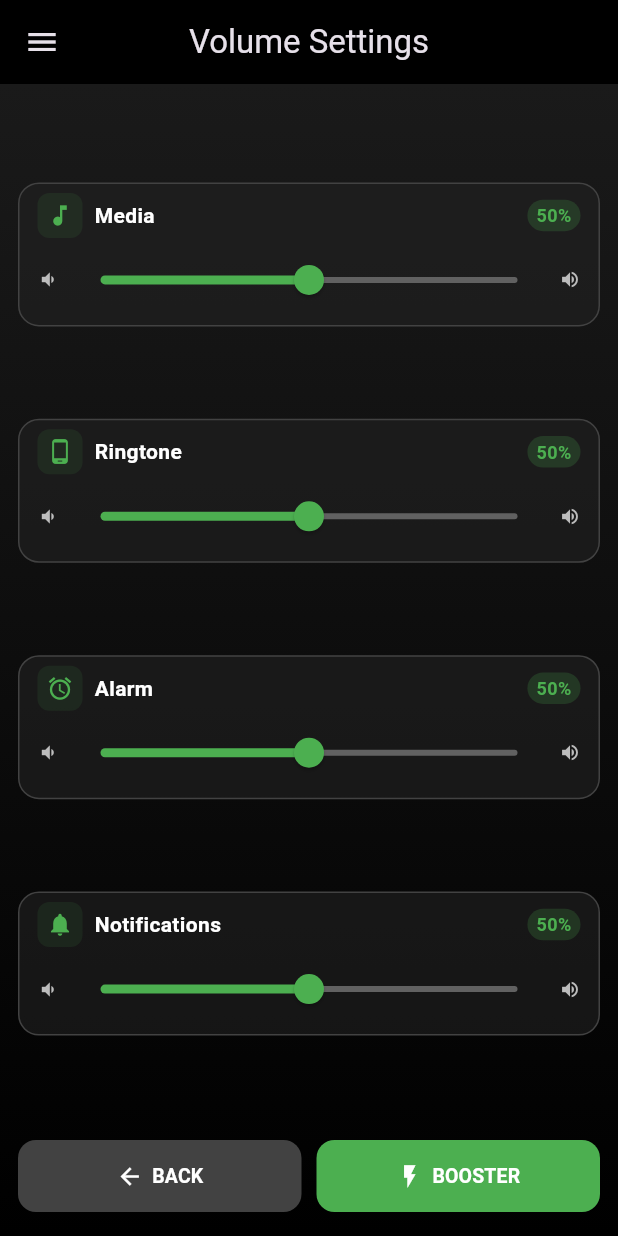
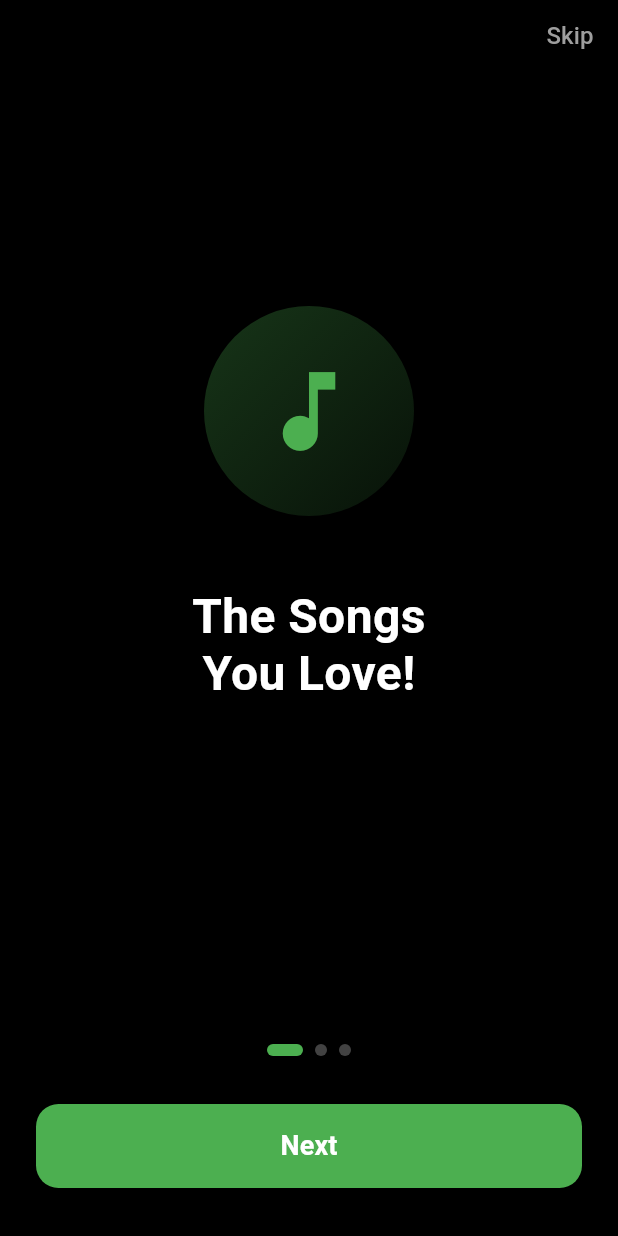
Before and after one commit to Sami-7772App/volume_booster_app, a Flutter app: the screen it shows after launch, on a phone screen of 412 x 824 dp. Run offline on Flutter 3.47's test engine with Material 3 defaults, Android fonts, the phone set to English and light mode, and no system bars; our stand-ins replace audioplayers, flutter_dotenv, get, get_storage, google_fonts, permission_handler and 2 more; missing offline and left inert: audio_session, flutter_volume_controller.

Commit message:
added Onboarding screen

```diff
--- a/lib/routes/app_page.dart
+++ b/lib/routes/app_page.dart
@@ -1,5 +1,6 @@
 
-// routes/app_page.dart
+
+// lib/routes/app_page.dart (Update with onboarding page)
 import 'package:get/get.dart';
 import 'package:volume_booster_fresh/bindings/booster_binding.dart';
 import 'package:volume_booster_fresh/bindings/settings_binding.dart';
@@ -9,14 +10,22 @@ import 'package:volume_booster_fresh/views/booster_screen.dart';
 import 'package:volume_booster_fresh/views/settings_screen.dart';
 import 'package:volume_booster_fresh/views/volume_settings_screen.dart';
 import 'package:volume_booster_fresh/views/help_screen.dart'; // FAQ screen
-import 'package:volume_booster_fresh/views/splash_screen.dart'; // Import Splash Screen
+import 'package:volume_booster_fresh/views/splash_screen.dart';
+import 'package:volume_booster_fresh/views/onboarding_screen.dart'; // Import Onboarding Screen
 
 class AppPages {
   static final pages = [
-    // Add Splash Screen as the first page
+    // Splash Screen as the first page
     GetPage(
       name: AppRoutes.splash,
       page: () => const SplashScreen(),
+      transition: Transition.fade,
+    ),
+
+    // Onboarding Screen (shown only on first launch)
+    GetPage(
+      name: AppRoutes.onboarding,
+      page: () => const OnboardingScreen(),
       transition: Transition.fade,
     ),
 
--- a/lib/routes/app_routes.dart
+++ b/lib/routes/app_routes.dart
@@ -1,5 +1,7 @@
+// lib/routes/app_routes.dart (Update with onboarding route)
 class AppRoutes {
   static const String splash = '/splash';
+  static const String onboarding = '/onboarding';
   static const String volumeSettings = '/';
   static const String booster = '/booster';
   static const String settings = '/settings';
--- /dev/null
+++ b/lib/views/onboarding_screen.dart
@@ -0,0 +1,222 @@
+// lib/views/onboarding_screen.dart
+import 'package:flutter/material.dart';
+import 'package:get/get.dart';
+import 'package:get_storage/get_storage.dart';
+import 'package:volume_booster_fresh/routes/app_routes.dart';
+
+class OnboardingScreen extends StatefulWidget {
+  const OnboardingScreen({super.key});
+
+  @override
+  State<OnboardingScreen> createState() => _OnboardingScreenState();
+}
+
+class _OnboardingScreenState extends State<OnboardingScreen> {
+  final PageController _pageController = PageController();
+  int _currentPage = 0;
+
+  final List<OnboardingItem> _items = [
+    OnboardingItem(
+      title: 'The Songs\nYou Love!',
+      description: '',
+      icon: Icons.music_note,
+       // OR using image asset (uncomment to use image)
+      // imagePath: 'assets/onboarding/music.png',
+    ),
+    OnboardingItem(
+      title: 'Take Your Music\nwith You',
+      description: '',
+      icon: Icons.headphones,
+       // OR using image asset (uncomment to use image)
+      // imagePath: 'assets/onboarding/music.png',
+    ),
+    OnboardingItem(
+      title: 'Experience\nPro Audio',
+      description: '',
+      icon: Icons.equalizer,
+       // OR using image asset (uncomment to use image)
+      // imagePath: 'assets/onboarding/music.png',
+    ),
+  ];
+
+  void _nextPage() {
+    if (_currentPage < _items.length - 1) {
+      _pageController.nextPage(
+        duration: const Duration(milliseconds: 300),
+        curve: Curves.easeInOut,
+      );
+    } else {
+      // Mark onboarding as seen and navigate to main screen
+      final box = GetStorage();
+      box.write('hasSeenOnboarding', true);
+      Get.offAllNamed(AppRoutes.volumeSettings);
+    }
+  }
+
+  void _skipOnboarding() {
+    final box = GetStorage();
+    box.write('hasSeenOnboarding', true);
+    Get.offAllNamed(AppRoutes.volumeSettings);
+  }
+
+  @override
+  Widget build(BuildContext context) {
+    return Scaffold(
+      backgroundColor: Colors.black,
+      body: SafeArea(
+        child: Column(
+          children: [
+            // Skip button
+            Align(
+              alignment: Alignment.topRight,
+              child: TextButton(
+                onPressed: _skipOnboarding,
+                child: const Text(
+                  'Skip',
+                  style: TextStyle(
+                    color: Colors.grey,
+                    fontSize: 16,
+                    fontWeight: FontWeight.w500,
+                  ),
+                ),
+              ),
+            ),
+            // PageView
+            Expanded(
+              child: PageView.builder(
+                controller: _pageController,
+                onPageChanged: (int page) {
+                  setState(() {
+                    _currentPage = page;
+                  });
+                },
+                itemCount: _items.length,
+                itemBuilder: (context, index) {
+                  return _buildPageContent(_items[index]);
+                },
+              ),
+            ),
+            // Dots indicator and continue button
+            Padding(
+              padding: const EdgeInsets.symmetric(horizontal: 24.0, vertical: 32.0),
+              child: Column(
+                children: [
+                  Row(
+                    mainAxisAlignment: MainAxisAlignment.center,
+                    children: List.generate(
+                      _items.length,
+                      (index) => _buildDot(index),
+                    ),
+                  ),
+                  const SizedBox(height: 32),
+                  SizedBox(
+                    width: double.infinity,
+                    height: 56,
+                    child: ElevatedButton(
+                      onPressed: _nextPage,
+                      style: ElevatedButton.styleFrom(
+                        backgroundColor: Colors.green,
+                        foregroundColor: Colors.white,
+                        shape: RoundedRectangleBorder(
+                          borderRadius: BorderRadius.circular(15),
+                        ),
+                        elevation: 0,
+                      ),
+                      child: Text(
+                        _currentPage == _items.length - 1 ? 'Continue' : 'Next',
+                        style: const TextStyle(
+                          fontSize: 18,
+                          fontWeight: FontWeight.bold,
+                        ),
+                      ),
+                    ),
+                  ),
+                ],
+              ),
+            ),
+          ],
+        ),
+      ),
+    );
+  }
+
+  Widget _buildPageContent(OnboardingItem item) {
+    return Padding(
+      padding: const EdgeInsets.symmetric(horizontal: 32.0),
+      child: Column(
+        mainAxisAlignment: MainAxisAlignment.center,
+        children: [
+          // Icon container with gradient background
+          Container(
+            width: 140,
+            height: 140,
+            decoration: BoxDecoration(
+              gradient: LinearGradient(
+                begin: Alignment.topLeft,
+                end: Alignment.bottomRight,
+                colors: [
+                  Colors.green.withOpacity(0.3),
+                  Colors.green.withOpacity(0.1),
+                ],
+              ),
+              shape: BoxShape.circle,
+            ),
+            child: Icon(
+              item.icon,
+              size: 70,
+              color: Colors.green,
+            ),
+          ),
+          const SizedBox(height: 48),
+          // Title
+          Text(
+            item.title,
+            textAlign: TextAlign.center,
+            style: const TextStyle(
+              fontSize: 32,
+              fontWeight: FontWeight.bold,
+              color: Colors.white,
+              height: 1.2,
+            ),
+          ),
+          const SizedBox(height: 16),
+          // Description
+          Text(
+            item.description,
+            textAlign: TextAlign.center,
+            style: TextStyle(
+              fontSize: 16,
+              color: Colors.grey[400],
+              height: 1.5,
+            ),
+          ),
+        ],
+      ),
+    );
+  }
+
+  Widget _buildDot(int index) {
+    return AnimatedContainer(
+      duration: const Duration(milliseconds: 200),
+      margin: const EdgeInsets.symmetric(horizontal: 4),
+      width: _currentPage == index ? 24 : 8,
+      height: 8,
+      decoration: BoxDecoration(
+        color: _currentPage == index ? Colors.green : Colors.grey[800],
+        borderRadius: BorderRadius.circular(4),
+      ),
+    );
+  }
+}
+
+class OnboardingItem {
+  final String title;
+  final String description;
+  final IconData icon;
+
+  OnboardingItem({
+    required this.title,
+    required this.description,
+    required this.icon,
+  });
+}
--- a/lib/views/splash_screen.dart
+++ b/lib/views/splash_screen.dart
@@ -1,5 +1,6 @@
 import 'package:flutter/material.dart';
 import 'package:get/get.dart';
+import 'package:get_storage/get_storage.dart';
 import 'package:volume_booster_fresh/routes/app_routes.dart';
 
 class SplashScreen extends StatefulWidget {
@@ -13,10 +14,23 @@ class _SplashScreenState extends State<SplashScreen> {
   @override
   void initState() {
     super.initState();
-    // Navigate to volume settings after 3 seconds
+    // Check onboarding status and navigate after 3 seconds
     Future.delayed(const Duration(seconds: 3), () {
+      _checkAndNavigate();
+    });
+  }
+
+  void _checkAndNavigate() {
+    final box = GetStorage();
+    final hasSeenOnboarding = box.read('hasSeenOnboarding') ?? false;
+
+    if (hasSeenOnboarding) {
+      // User has already seen onboarding, go to main screen
       Get.offAllNamed(AppRoutes.volumeSettings);
-    });
+    } else {
+      // First time user, show onboarding
+      Get.offAllNamed(AppRoutes.onboarding);
+    }
   }
 
   @override
@@ -28,11 +42,7 @@ class _SplashScreenState extends State<SplashScreen> {
           mainAxisAlignment: MainAxisAlignment.center,
           children: [
             // Animated Logo
-            const SizedBox(
-              width: 150,
-              height: 150,
-              child: LogoAnimation(),
-            ),
+            const SizedBox(width: 150, height: 150, child: LogoAnimation()),
             const SizedBox(height: 20),
             // Loading Text
             const Text(
@@ -72,9 +82,10 @@ class _LogoAnimationState extends State<LogoAnimation>
     );
 
     // Pulse animation (logo grows and shrinks)
-    _pulseAnimation = Tween<double>(begin: 0.9, end: 1.1).animate(
-      CurvedAnimation(parent: _controller, curve: Curves.easeInOut),
-    );
+    _pulseAnimation = Tween<double>(
+      begin: 0.9,
+      end: 1.1,
+    ).animate(CurvedAnimation(parent: _controller, curve: Curves.easeInOut));
 
     // Start the animation and repeat forever
     _controller.repeat(reverse: true);
```
